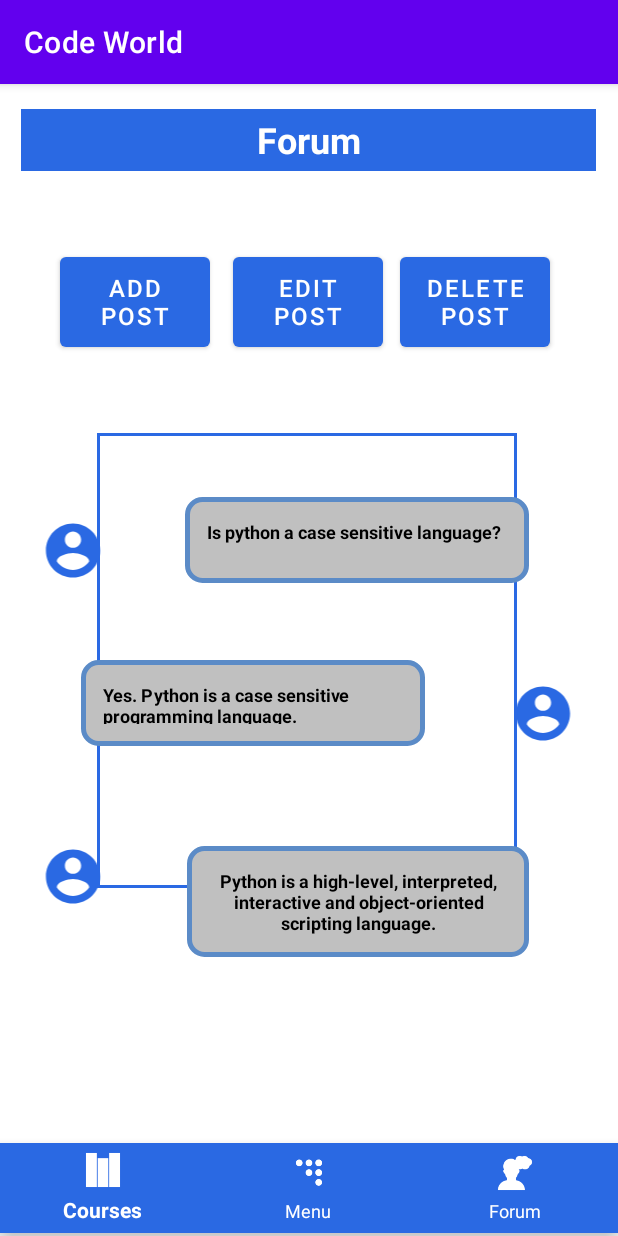
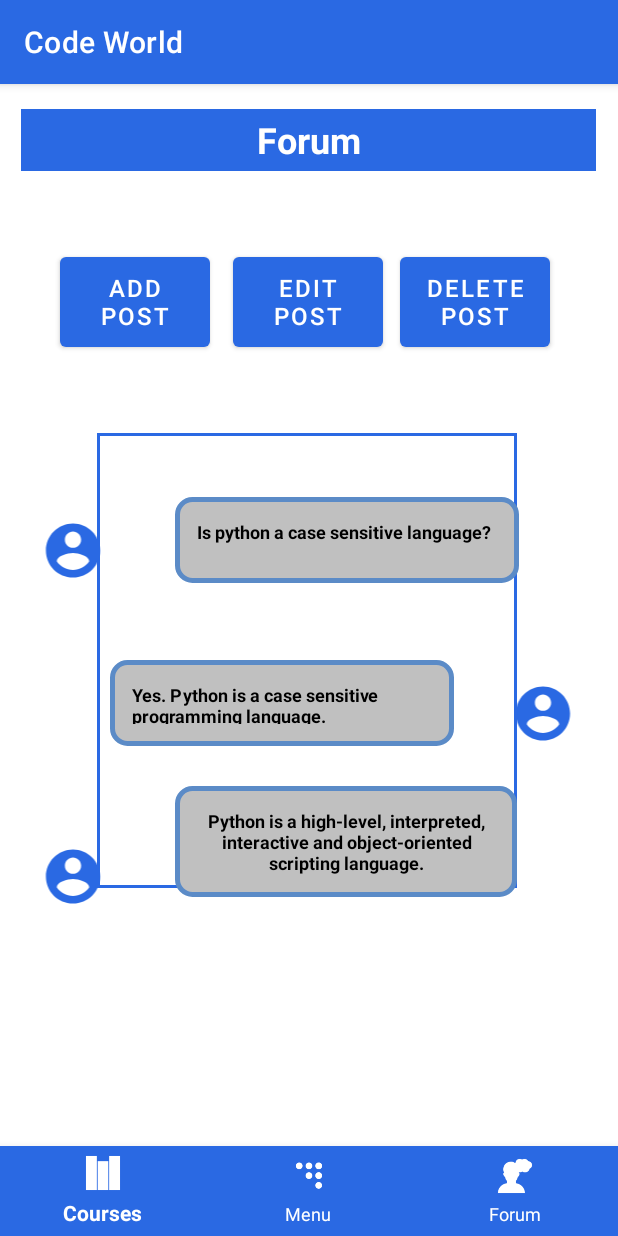
Before and after one commit to SKumaran14/Online_course_exam_management_system, an Android app: the Forum_Main screen opened directly, with no data from a screen before it, on a phone screen of 412 x 824 dp. Run offline under Robolectric (Android 15) with nearby library versions, the light colour scheme and no system bars.

Commit message:
Color Code Changed

```diff
--- a/app/src/main/res/layout/activity_create.xml
+++ b/app/src/main/res/layout/activity_create.xml
@@ -62,7 +62,7 @@
         app:layout_constraintHorizontal_bias="0.0"
         app:layout_constraintStart_toStartOf="parent"
         app:layout_constraintTop_toTopOf="parent"
-        app:layout_constraintVertical_bias="0.997"
+        app:layout_constraintVertical_bias="1.0"
         app:menu="@menu/bottomnav_bar" />
 
     <TextView
--- a/app/src/main/res/layout/activity_forum.xml
+++ b/app/src/main/res/layout/activity_forum.xml
@@ -60,7 +60,7 @@
         app:layout_constraintHorizontal_bias="0.0"
         app:layout_constraintStart_toStartOf="parent"
         app:layout_constraintTop_toTopOf="parent"
-        app:layout_constraintVertical_bias="0.997"
+        app:layout_constraintVertical_bias="1.0"
         app:menu="@menu/bottomnav_bar" />
 
     <TextView
--- a/app/src/main/res/layout/activity_forum_main.xml
+++ b/app/src/main/res/layout/activity_forum_main.xml
@@ -60,7 +60,7 @@
         app:layout_constraintHorizontal_bias="0.0"
         app:layout_constraintStart_toStartOf="parent"
         app:layout_constraintTop_toTopOf="parent"
-        app:layout_constraintVertical_bias="0.997"
+        app:layout_constraintVertical_bias="1.0"
         app:menu="@menu/bottomnav_bar" />
 
     <Button
@@ -135,7 +135,7 @@
         android:textStyle="bold"
         app:layout_constraintBottom_toBottomOf="parent"
         app:layout_constraintEnd_toEndOf="parent"
-        app:layout_constraintHorizontal_bias="0.675"
+        app:layout_constraintHorizontal_bias="0.637"
         app:layout_constraintStart_toStartOf="parent"
         app:layout_constraintTop_toTopOf="parent"
         app:layout_constraintVertical_bias="0.387" />
@@ -165,7 +165,7 @@
         android:textStyle="bold"
         app:layout_constraintBottom_toBottomOf="parent"
         app:layout_constraintEnd_toEndOf="parent"
-        app:layout_constraintHorizontal_bias="0.296"
+        app:layout_constraintHorizontal_bias="0.401"
         app:layout_constraintStart_toStartOf="parent"
         app:layout_constraintTop_toTopOf="parent"
         app:layout_constraintVertical_bias="0.54" />
@@ -196,11 +196,10 @@
         android:textStyle="bold"
         app:layout_constraintBottom_toBottomOf="parent"
         app:layout_constraintEnd_toEndOf="parent"
-        app:layout_constraintHorizontal_bias="0.677"
+        app:layout_constraintHorizontal_bias="0.633"
         app:layout_constraintStart_toStartOf="parent"
         app:layout_constraintTop_toTopOf="parent"
-        app:layout_constraintVertical_bias="0.732" />
-
+        app:layout_constraintVertical_bias="0.674" />
 
 
 </androidx.constraintlayout.widget.ConstraintLayout>
--- a/app/src/main/res/values/themes.xml
+++ b/app/src/main/res/values/themes.xml
@@ -2,7 +2,7 @@
     <!-- Base application theme. -->
     <style name="Theme.CourseExamApp" parent="Theme.MaterialComponents.DayNight.DarkActionBar">
         <!-- Primary brand color. -->
-        <item name="colorPrimary">@color/purple_500</item>
+        <item name="colorPrimary">@color/main</item>
         <item name="colorPrimaryVariant">@color/purple_700</item>
         <item name="colorOnPrimary">@color/white</item>
         <!-- Secondary brand color. -->
```
